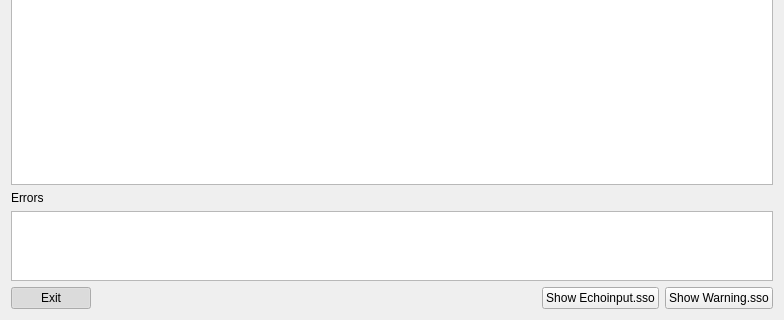
First picture: the form in src/dialog_run.ui, repository nmfs-ost/ss3-ssi, before the edit; both pictures show x 0 to 784 and y 200 to 520 of the 784 by 520 pixel window.
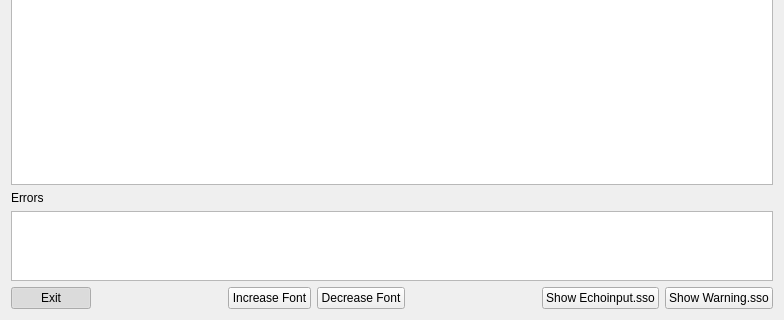
Second picture: the form after the edit. Icons and pictures are not drawn.

Patch:
```diff
--- a/src/dialog_run.ui
+++ b/src/dialog_run.ui
@@ -297,7 +297,40 @@
       </widget>
      </item>
      <item>
-      <spacer name="horizontalSpacer_warn">
+      <spacer name="horizontalSpacer_show">
+       <property name="orientation">
+        <enum>Qt::Horizontal</enum>
+       </property>
+       <property name="sizeHint" stdset="0">
+        <size>
+         <width>40</width>
+         <height>20</height>
+        </size>
+       </property>
+      </spacer>
+     </item>
+     <item>
+      <widget class="QPushButton" name="pushButton_increase">
+       <property name="text">
+        <string>Increase Font</string>
+       </property>
+       <property name="shortcut">
+        <string>Ctrl++</string>
+       </property>
+      </widget>
+     </item>
+     <item>
+      <widget class="QPushButton" name="pushButton_decrease">
+       <property name="text">
+        <string>Decrease Font</string>
+       </property>
+       <property name="shortcut">
+        <string>Ctrl+-</string>
+       </property>
+      </widget>
+     </item>
+     <item>
+      <spacer name="horizontalSpacer_show2">
        <property name="orientation">
         <enum>Qt::Horizontal</enum>
        </property>
```
Left out of the diff: 2 changed lines with no effect on the pictures.
